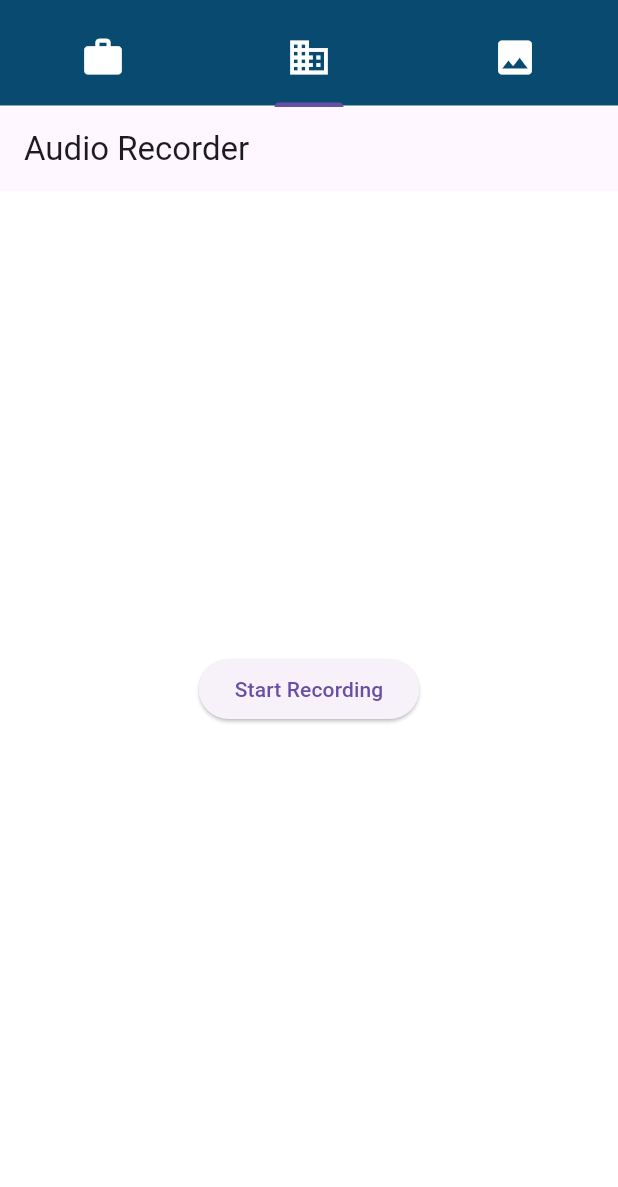
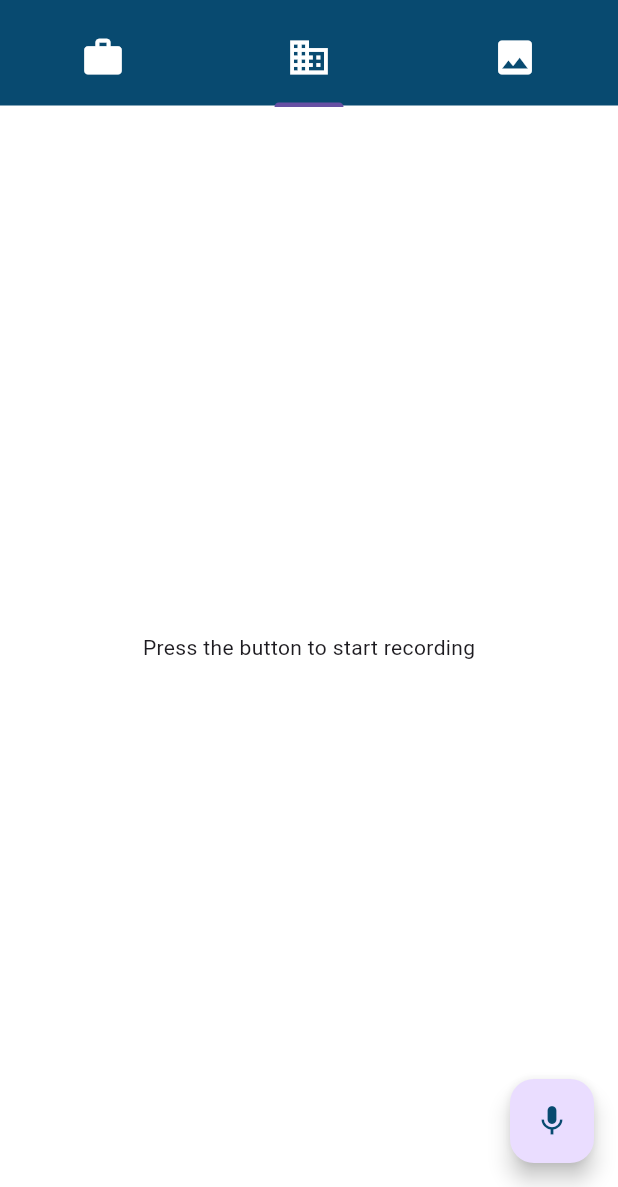
Before and after one commit to HashiniDivyanjanee/Vehicle_Service_App, a Flutter app: the JobDetails screen opened by its route, tab 2 chosen, on a phone screen of 412 x 824 dp, the part 49-1236 px from its top. Run offline on Flutter 3.47's test engine with Material 3 defaults, Android fonts, the phone set to English and light mode, and no system bars; our stand-ins replace bloc, convex_bottom_bar, dio, equatable, flutter_bloc, go_router and 3 more; missing offline and left inert: flutter_sound; network calls fail.

Commit message:
audio code

```diff
--- a/lib/src/config/routes/app_rout_config.dart
+++ b/lib/src/config/routes/app_rout_config.dart
@@ -11,7 +11,7 @@ import 'package:vehicle_service_app/src/presentation/screen/customer.dart';
 import 'package:vehicle_service_app/src/presentation/screen/home.dart';
 import 'package:vehicle_service_app/src/presentation/screen/job_details.dart';
 import 'package:vehicle_service_app/src/presentation/screen/login.dart';
-import 'package:vehicle_service_app/src/presentation/screen/image_upload.dart';
+import 'package:vehicle_service_app/src/presentation/tabs/image_upload.dart';
 import 'package:vehicle_service_app/src/presentation/screen/view_job_card.dart';
 
 final GoRouter router = GoRouter(
--- a/lib/src/logic/bloc/audio/audio_event.dart
+++ b/lib/src/logic/bloc/audio/audio_event.dart
@@ -1,21 +1,20 @@
-// part of 'audio_bloc.dart';
+part of 'audio_bloc.dart';
 
-// abstract class AudioEvent extends Equatable {
-//   const AudioEvent();
+sealed class AudioEvent extends Equatable {
+  const AudioEvent();
 
-//   @override
-//   List<Object> get props => [];
-// }
+  @override
+  List<Object> get props => [];
+}
 
-// class StartRecordingEvent extends AudioEvent {}
+class StartRecordingEvent extends AudioEvent {}
 
-// class StopRecordingEvent extends AudioEvent {
-//   // String message;
+class StopRecordingEvent extends AudioEvent {}
 
-//   // StopRecordingEvent(this.message);
+class SaveAudioEvent extends AudioEvent {
+  final File audioFile;
+  SaveAudioEvent({required this.audioFile});
 
-//   // @override
-//   // List<Object> get props => [this.message];
-// }
-
-// class CheckPermissionEvent extends AudioEvent {}
+  @override
+  List<Object> get props => [audioFile];
+}
--- a/lib/src/logic/bloc/audio/audio_state.dart
+++ b/lib/src/logic/bloc/audio/audio_state.dart
@@ -1,31 +1,36 @@
-// part of 'audio_bloc.dart';
+part of 'audio_bloc.dart';
 
-// abstract class AudioState extends Equatable {
-//   const AudioState();
+sealed class AudioState extends Equatable {
+  const AudioState();
 
-//   @override
-//   List<Object> get props => [];
-// }
+  @override
+  List<Object> get props => [];
+}
 
-// final class AudioInitialState extends AudioState {}
+final class AudioInitial extends AudioState {}
 
-// final class AudioRecordingState extends AudioState {}
+final class RecordingInProgress extends AudioState {}
 
-// final class AudioPermissionGrantedState extends AudioState {}
+final class RecordingStopped extends AudioState {
+  final File audioFile;
+  RecordingStopped(this.audioFile);
 
+  @override
+  List<Object> get props => [audioFile];
+}
 
-// final class AudioRecordedState extends AudioState {
-//   final String filepath;
-//   AudioRecordedState(this.filepath);
+final class AudioSaved extends AudioState {
+  final File audioFile;
+  AudioSaved(this.audioFile);
 
-//   @override
-//   List<Object> get props => [filepath];
-// }
+  @override
+  List<Object> get props => [audioFile];
+}
 
-// final class AudioErrorState extends AudioState {
-//   final String message;
-//   AudioErrorState(this.message);
+final class AudioError extends AudioState {
+  final String message;
+  AudioError(this.message);
 
-//   @override
-//   List<Object> get props => [message];
-// }
+  @override
+  List<Object> get props => [message];
+}
--- a/lib/src/logic/bloc/audio_upload/audio_upload_state.dart
+++ b/lib/src/logic/bloc/audio_upload/audio_upload_state.dart
@@ -31,9 +31,9 @@ class AudioUploadSuccess extends AudioUploadState{}
 
 class AudioUploadInProgress extends AudioUploadState{}
 
-
 class AudioUploadFailure extends AudioUploadState {
   final String error;
+
   AudioUploadFailure(this.error);
 
   @override
--- a/lib/src/logic/bloc/take_image/image_bloc.dart
+++ b/lib/src/logic/bloc/take_image/image_bloc.dart
@@ -1,10 +1,8 @@
 import 'dart:io';
-
 import 'package:bloc/bloc.dart';
 import 'package:dio/dio.dart';
 import 'package:equatable/equatable.dart';
 import 'package:image_picker/image_picker.dart';
-
 part 'image_event.dart';
 part 'image_state.dart';
 
--- a/lib/src/presentation/screen/home.dart
+++ b/lib/src/presentation/screen/home.dart
@@ -88,10 +88,9 @@ class Home extends StatelessWidget {
                       .pushNamed(MyAppRouteConstants.JobCardList);},
         ),
         Card_Widget(
-            cardname: 'IMAGES',
+            cardname: 'TEST 2',
             card_icon: Icons.image,
-            callback: () { GoRouter.of(context)
-                      .pushNamed(MyAppRouteConstants.ImageUpload);}),
+            callback: () {}),
       ],
     );
   }
--- a/lib/src/presentation/screen/job_details.dart
+++ b/lib/src/presentation/screen/job_details.dart
@@ -1,9 +1,10 @@
 import 'package:flutter/material.dart';
 import 'package:flutter_bloc/flutter_bloc.dart';
 import 'package:vehicle_service_app/src/constant/themes.dart';
+import 'package:vehicle_service_app/src/logic/bloc/audio/audio_bloc.dart';
 import 'package:vehicle_service_app/src/logic/bloc/audio_upload/audio_upload_bloc.dart';
 import 'package:vehicle_service_app/src/logic/bloc/take_image/image_bloc.dart';
-import 'package:vehicle_service_app/src/presentation/screen/image_upload.dart';
+import 'package:vehicle_service_app/src/presentation/tabs/image_upload.dart';
 import 'package:vehicle_service_app/src/presentation/tabs/service_type_tab.dart';
 import 'package:vehicle_service_app/src/presentation/tabs/vehical_information_tab.dart';
 
@@ -18,7 +19,7 @@ class JobDetails extends StatelessWidget {
           create: (context) => ImageBloc(),
         ),
          BlocProvider(
-          create: (context) => AudioUploadBloc(),
+          create: (context) => AudioBloc(),
         )
       ],
       child: DefaultTabController(
--- a/lib/src/presentation/tabs/vehical_information_tab.dart
+++ b/lib/src/presentation/tabs/vehical_information_tab.dart
@@ -1,7 +1,10 @@
 import 'package:flutter/material.dart';
 import 'package:flutter_bloc/flutter_bloc.dart';
+import 'package:vehicle_service_app/src/constant/themes.dart';
+import 'package:vehicle_service_app/src/logic/bloc/audio/audio_bloc.dart';
 
 import 'package:vehicle_service_app/src/logic/bloc/audio_upload/audio_upload_bloc.dart';
+import 'package:vehicle_service_app/src/presentation/widgets/buttons.dart';
 
 class VehicalInformation extends StatefulWidget {
   const VehicalInformation({Key? key}) : super(key: key);
@@ -13,55 +16,59 @@ class VehicalInformation extends StatefulWidget {
 class _VehicalInformationState extends State<VehicalInformation> {
   @override
   Widget build(BuildContext context) {
-    return  Scaffold(
-      appBar: AppBar(title: Text('Audio Recorder')),
-      body: BlocBuilder<AudioUploadBloc, AudioUploadState>(
+    return Scaffold(
+      body: BlocConsumer<AudioBloc, AudioState>(
+        listener: (context, state) {
+          if (state is AudioError) {
+            ScaffoldMessenger.of(context)
+                .showSnackBar(SnackBar(content: Text(state.message)));
+          } else if (state is AudioSaved) {
+            ScaffoldMessenger.of(context).showSnackBar(SnackBar(
+              content: Text('Audio Saved Successfully'),
+            ));
+          }
+        },
         builder: (context, state) {
-          if (state is AudioUploadInitial) {
+          if (state is AudioInitial) {
+            return Center(child: Text('Press the button to start recording'));
+          } else if (state is RecordingInProgress) {
+            return Center(child: Text('Recording...'));
+          } else if (state is RecordingStopped) {
+            return Column(
+              children: [
+                Text('Recording stopped.'),
+                ButtonComponent(
+                    buttonText: "SAVE",
+                    textColor: Colors.white,
+                    buttonColor: AppThemes.PrimaryColor,
+                    callback: () {
+                      context
+                          .read<AudioBloc>()
+                          .add(SaveAudioEvent(audioFile: state.audioFile));
+                    }),
+              ],
+            );
+          } else if (state is AudioSaved) {
             return Center(
-              child: ElevatedButton(
-                onPressed: () {
-                  BlocProvider.of<AudioUploadBloc>(context).add(StartRecording());
-                },
-                child: Text('Start Recording'),
-              ),
-            );
-          } else if (state is AudioRecordingInProgress) {
-            return Center(
-              child: ElevatedButton(
-                onPressed: () {
-                  BlocProvider.of<AudioUploadBloc>(context).add(StopRecording());
-                },
-                child: Text('Stop Recording'),
-              ),
-            );
-          } else if (state is AudioRecordingSuccess) {
-            return Center(
-              child: Column(
-                mainAxisAlignment: MainAxisAlignment.center,
-                children: [
-                  Text('Recording saved at: ${state.filePath}'),
-                  ElevatedButton(
-                    onPressed: () {
-                      BlocProvider.of<AudioUploadBloc>(context).add(UploadRecording(state.filePath));
-                    },
-                    child: Text('Upload Recording'),
-                  ),
-                ],
-              ),
-            );
-          } else if (state is AudioUploadInProgress) {
+                child: Text(
+              'Audio Saved Successfully',
+              style: TextStyle(color: Colors.green),
+            ));
+          } else {
             return Center(child: CircularProgressIndicator());
-          } else if (state is AudioUploadSuccess) {
-            return Center(child: Text('Upload Successful'));
-          } else if (state is AudioUploadFailure) {
-            return Center(child: Text('Error: ${state.error}'));
-          } else if (state is AudioRecordingFailure) {
-            return Center(child: Text('Error: ${state.message}'));
           }
-          return Container();
         },
       ),
+      floatingActionButton: FloatingActionButton(
+          onPressed: () {
+            final audioBloc = context.read<AudioBloc>();
+            if (audioBloc.state is RecordingInProgress) {
+              audioBloc.add(StopRecordingEvent());
+            } else {
+              audioBloc.add(StartRecordingEvent());
+            }
+          },
+          child: Icon(Icons.mic, color: AppThemes.PrimaryColor)),
     );
   }
 }
--- a/pubspec.yaml
+++ b/pubspec.yaml
@@ -45,6 +45,7 @@ dependencies:
   image_picker: ^1.1.2
   file_picker: ^8.1.6
   audioplayers: ^6.1.0
+  flutter_sound: ^9.17.8
   # The following adds the Cupertino Icons font to your application.
   # Use with the CupertinoIcons class for iOS style icons.
   cupertino_icons: ^1.0.6
```
Also changed, not shown: lib/src/logic/bloc/audio/audio_bloc.dart (+75 -63 lines), lib/src/logic/bloc/audio_upload/audio_upload_bloc.dart (+27 -7 lines), lib/src/logic/bloc/audio_upload/audio_upload_event.dart (line endings or trailing spaces), lib/src/presentation/tabs/image_upload.dart (renamed from lib/src/presentation/screen/image_upload.dart), pubspec.lock, 1 other file.
